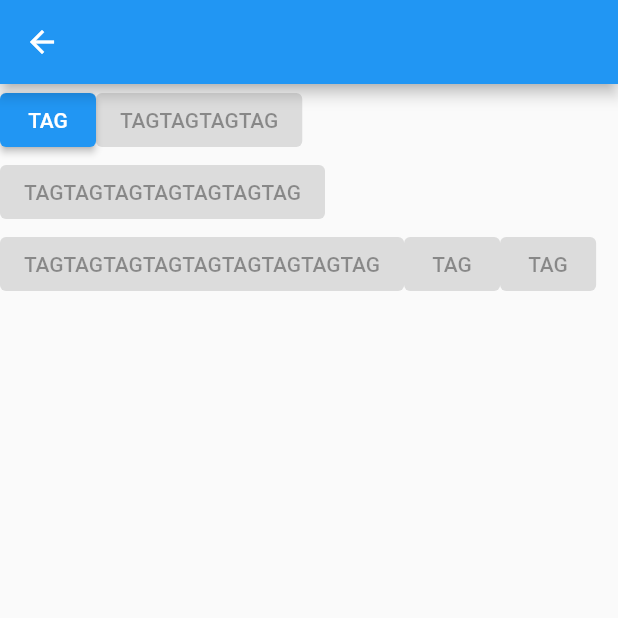
After one commit to hujiejeff/learn-flutter, a Flutter app: the screen it shows after launch, after a tap on "自定义Layout", on a phone screen of 412 x 824 dp, the top half of it. The commit adds this screen. Run offline on Flutter 3.47's test engine with Material 2 defaults, Android fonts, the phone set to English and light mode, and no system bars.

Commit message:
自定义流式布局

```diff
--- a/lib/main.dart
+++ b/lib/main.dart
@@ -1,6 +1,7 @@
 import 'package:flutter/material.dart';
 import 'package:learn_flutter/page/route_pager_anim_demo.dart';
 import 'package:learn_flutter/page/route_flip_clock_demo.dart';
+import 'package:learn_flutter/page/route_custom_flow_layout_demo.dart';
 
 void main() {
   runApp(const MyApp());
@@ -69,6 +70,14 @@ class _MyHomePageState extends State<MyHomePage> {
                 }));
               },
             ),
+            ElevatedButton(
+              child: Text('自定义Layout'),
+              onPressed: () {
+                Navigator.push(context, MaterialPageRoute(builder: (context) {
+                  return  RouteCustomFlowLayoutDemo();
+                }));
+              },
+            ),
           ],
         ),
       ),
--- /dev/null
+++ b/lib/page/route_custom_flow_layout_demo.dart
@@ -0,0 +1,165 @@
+import 'package:flutter/material.dart';
+import 'package:flutter/rendering.dart';
+import 'package:learn_flutter/page/route_pager_anim_demo.dart';
+
+class RouteCustomFlowLayoutDemo extends StatelessWidget {
+  const RouteCustomFlowLayoutDemo({Key? key}) : super(key: key);
+
+  @override
+  Widget build(BuildContext context) {
+    return Scaffold(
+      appBar: AppBar(),
+      body: Center(
+          child: FlowLayout(
+        spacing: 20,
+        children: [
+          ElevatedButton(
+            child: Text("TAG"),
+            onPressed: () {
+              Navigator.push(context, MaterialPageRoute(builder: (context) {
+                return const RoutePagerDemo();
+              }));
+            },
+          ),
+          ElevatedButton(
+            child: Text("TAGTAGTAGTAG"),
+            onPressed: null,
+          ),
+          ElevatedButton(
+            child: Text("TAGTAGTAGTAGTAGTAGTAG"),
+            onPressed: null,
+          ),
+          ElevatedButton(
+            child: Text("TAGTAGTAGTAGTAGTAGTAGTAGTAG"),
+            onPressed: null,
+          ),
+          ElevatedButton(
+            child: Text("TAG"),
+            onPressed: null,
+          ),
+          ElevatedButton(
+            child: Text("TAG"),
+            onPressed: null,
+          ),
+        ],
+      )),
+    );
+  }
+}
+
+class FlowLayout extends MultiChildRenderObjectWidget {
+  double spacing = 0;
+
+  FlowLayout(
+      {Key? key, this.spacing = 0, List<Widget> children = const <Widget>[]})
+      : super(key: key, children: children);
+
+  @override
+  RenderObject createRenderObject(BuildContext context) {
+    return FlowLayoutRenderObject();
+  }
+
+  @override
+  void updateRenderObject(BuildContext context, RenderObject renderObject) {
+    (renderObject as FlowLayoutRenderObject).spacing = spacing;
+  }
+}
+
+class FlowLayoutParentData extends ContainerBoxParentData<RenderBox> {}
+
+class FlowLayoutRenderObject extends RenderBox
+    with
+        ContainerRenderObjectMixin<RenderBox, FlowLayoutParentData>,
+        RenderBoxContainerDefaultsMixin<RenderBox, FlowLayoutParentData> {
+  double mHeight = 0;
+  double _spacing = 0;
+
+  @override
+  void setupParentData(RenderBox child) {
+    // 初始化每一个child的parentData
+    if (child.parentData is! WrapParentData)
+      child.parentData = FlowLayoutParentData();
+  }
+
+  set spacing(double spacing) {
+    if (spacing == null) {
+      return;
+    }
+    _spacing = spacing;
+  }
+
+/*  //因为是纵向换行，横向固定使用父控限定的最大宽度
+  double _computeIntrinsicWidthForHeight(double height) {
+    return constraints.maxWidth;
+  }
+
+  @override
+  double computeMinIntrinsicWidth(double height) {
+    double width = _computeIntrinsicWidthForHeight(height);
+    return width;
+  }
+
+  @override
+  double computeMaxIntrinsicWidth(double height) {
+    double width = _computeIntrinsicWidthForHeight(height);
+    return width;
+  }
+
+  @override
+  double computeMinIntrinsicHeight(double width) {
+    double height = mHeight;
+    return height;
+  }
+
+  @override
+  double computeMaxIntrinsicHeight(double width) {
+    double height = mHeight;
+    return height;
+  }*/
+
+  @override
+  void performLayout() {
+    final BoxConstraints constraints = this.constraints;
+    final BoxConstraints childConstraints =
+        BoxConstraints(maxWidth: constraints.maxWidth);
+    FlowLayoutParentData childParentData;
+    RenderBox? next = firstChild;
+    double offsetX = 0;
+    double offsetY = 0;
+    while (next != null) {
+      //传递约束确定子组件Size
+      next.layout(childConstraints, parentUsesSize: true);
+
+      //根据布局需要计算布局偏移
+      offsetX += next.size.width;
+      if (offsetX > constraints.maxWidth) {
+        offsetX = 0;
+        offsetY += next.size.height;
+        childParentData = next.parentData! as FlowLayoutParentData;
+        childParentData.offset = Offset(offsetX, offsetY);
+        offsetX = next.size.width;
+      } else {
+        childParentData = next.parentData! as FlowLayoutParentData;
+        childParentData.offset = Offset(offsetX - next.size.width, offsetY);
+      }
+      next = childParentData.nextSibling;
+    }
+    mHeight = offsetY + lastChild!.size.height;
+
+    //确定自身Size
+    size = constraints.constrain(Size(
+      double.infinity,
+      constraints.maxHeight == double.infinity ? mHeight : double.infinity,
+    ));
+  }
+
+  @override
+  void paint(PaintingContext context, Offset offset) {
+    defaultPaint(context, offset);
+  }
+
+  @override
+  bool hitTestChildren(BoxHitTestResult result, {required Offset position}) {
+    return defaultHitTestChildren(result, position: position);
+  }
+}
```
Also changed, not shown: lib/page/route_flip_clock_demo.dart (+27 -11 lines).
